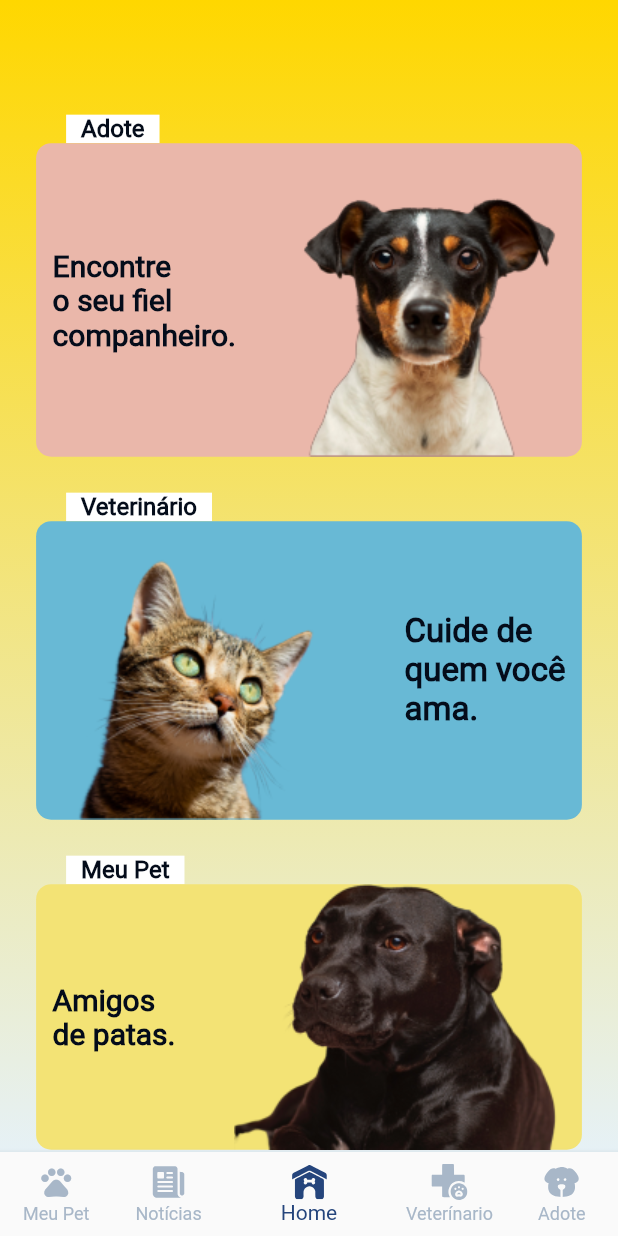
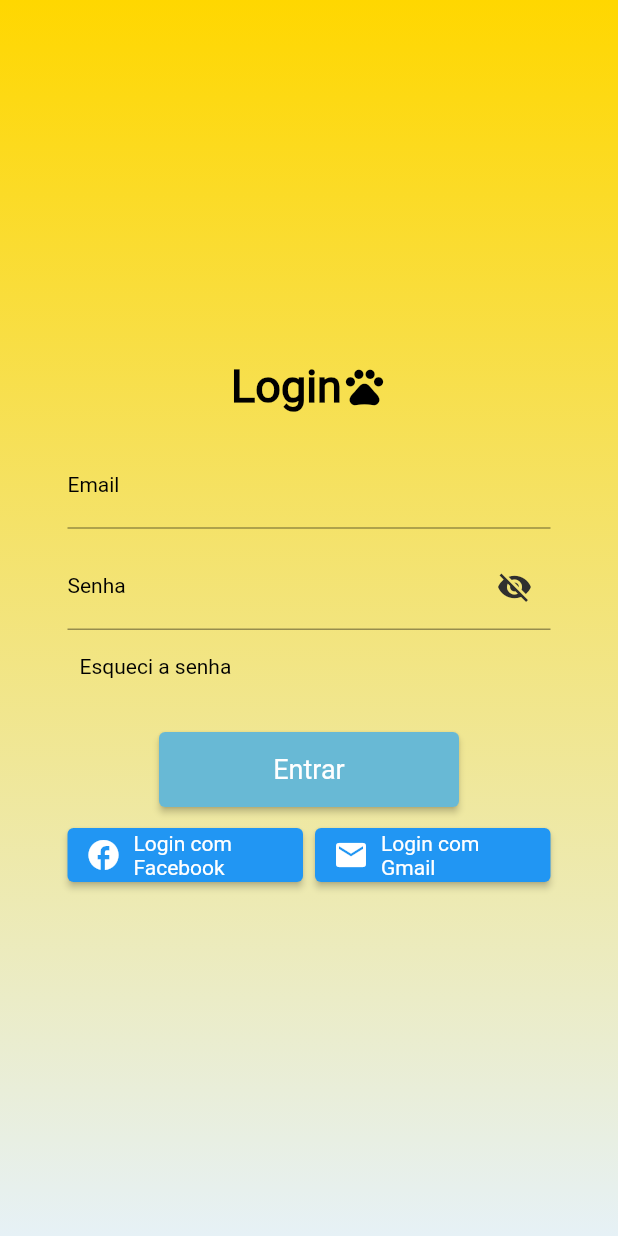
Before and after one commit to danielrgb23/amigo_peludo, a Flutter app: the screen it shows after launch, on a phone screen of 412 x 824 dp. Run offline on Flutter 3.47's test engine with Material 2 defaults, Android fonts, the phone set to English and light mode, and no system bars; our stand-ins replace cloud_firestore, firebase_core, flutter_svg; missing offline and left inert: validatorless; accounts and stored records are empty; Roboto replaces fonts that are missing (Raleway).

Commit message:
Login check

```diff
--- a/lib/Screens/Login/login.dart
+++ b/lib/Screens/Login/login.dart
@@ -1,104 +1,187 @@
+import 'package:amigo_peludo/components/bottomNavBar.dart';
 import 'package:flutter/material.dart';
+import 'package:amigo_peludo/Theme/ThemeColors.dart';
+import 'package:validatorless/validatorless.dart';
+import 'package:amigo_peludo/Screens/home/HomeScreen.dart';
 
-void main() {
-  runApp(LoginApp());
+class LoginUser extends StatefulWidget {
+  const LoginUser({Key? key}) : super(key: key);
+
+  @override
+  _LoginUserState createState() => _LoginUserState();
 }
 
-class LoginApp extends StatelessWidget {
+class _LoginUserState extends State<LoginUser> {
+  final _formKey = GlobalKey<FormState>();
+  final _email = TextEditingController();
+  final _password = TextEditingController();
+  bool _showPassword = false;
+
   @override
-  Widget build(BuildContext context) {
-    return MaterialApp(
-      title: 'Login',
-      home: LoginPage(),
-    );
+  void dispose() {
+    _email.dispose();
+    _password.dispose();
+    super.dispose();
   }
-}
-
-class LoginPage extends StatelessWidget {
   @override
   Widget build(BuildContext context) {
     return Scaffold(
       body: Container(
-        decoration: BoxDecoration(
-          gradient: LinearGradient(
-            colors: [Color.fromARGB(255, 241, 245, 24), Colors.yellow.shade300],
-            begin: Alignment.topCenter,
-            end: Alignment.bottomCenter,
-          ),
-        ),
+        decoration: const BoxDecoration(gradient: ThemeColors.primary),
         child: Center(
+          child: Container(
+            padding: const EdgeInsets.all(5),
+            child: SingleChildScrollView(
+              child: Padding(
+                padding: const EdgeInsets.only(left: 40, right: 40, top: 10),
+                child: Form(
+                  key: _formKey,
                   child: Column(
+                    mainAxisAlignment: MainAxisAlignment.center,
+                    children: <Widget>[
+                      const Row(
                         mainAxisAlignment: MainAxisAlignment.center,
                         children: <Widget>[
                           Text(
                             'Login',
                             style: TextStyle(
-                  fontSize: 24,
+                              fontSize: 30,
                               fontWeight: FontWeight.bold,
-                  color: Colors.white,
+                              color: Colors.black,
                             ),
                           ),
-              SizedBox(height: 20),
+                          Icon(
+                            Icons.pets,
+                            size: 30,
+                            color: Colors.black,
+                          ),
+                        ],
+                      ),
+                      const SizedBox(
+                        height: 10,
+                      ),
                       Padding(
-                padding: const EdgeInsets.symmetric(horizontal: 20),
-                child: TextField(
-                  decoration: InputDecoration(
-                    hintText: 'E-mail',
-                    filled: true,
-                    fillColor: Colors.white,
-                    border: OutlineInputBorder(),
+                        padding: const EdgeInsets.only(top: 10),
+                        child: TextFormField(
+                          style: const TextStyle(
+                            color: Colors.black,
+                          ),
+                          validator: Validatorless.multiple([
+                            Validatorless.required("Informe seu e-mail"),
+                            Validatorless.email("E-mail inválido"),
+                          ]),
+                          decoration: const InputDecoration(
+                            labelText: "Email",
+                            hintText: "abcd@abcd.com",
+                            hintStyle:
+                                TextStyle(fontSize: 12, color: Colors.black),
+                            labelStyle: TextStyle(
+                              fontSize: 14,
+                              color: Colors.black,
+                            ),
+                            focusedBorder: UnderlineInputBorder(
+                              borderSide: BorderSide(
+                                color: Color.fromARGB(220, 48, 47, 47),
                               ),
                             ),
                           ),
-              SizedBox(height: 10),
+                          onChanged: (value) {},
+                          controller: _email,
+                        ),
+                      ),
                       Padding(
-                padding: const EdgeInsets.symmetric(horizontal: 20),
-                child: TextField(
-                  obscureText: true,
+                        padding: const EdgeInsets.only(top: 10),
+                        child: TextFormField(
+                          style: const TextStyle(
+                            color: Colors.black,
+                          ),
+                          validator: Validatorless.multiple([
+                            Validatorless.required("A senha é obrigatória"),
+                          ]),
                           decoration: InputDecoration(
-                    hintText: 'Senha',
-                    filled: true,
-                    fillColor: Colors.white,
-                    border: OutlineInputBorder(),
+                            labelText: "Senha",
+                            hintText: "*******",
+                            hintStyle: const TextStyle(
+                                fontSize: 12, color: Colors.black),
+                            labelStyle: const TextStyle(
+                              fontSize: 14,
+                              color: Colors.black,
+                            ),
+                            suffixIcon: GestureDetector(
+                                child: Icon(
+                                  _showPassword == false
+                                      ? Icons.visibility_off
+                                      : Icons.visibility,
+                                  color: Color.fromARGB(255, 48, 47, 47),
+                                ),
+                                onTap: () {
+                                  setState(() {
+                                    _showPassword = !_showPassword;
+                                  });
+                                }),
+                            focusedBorder: const UnderlineInputBorder(
+                              borderSide: BorderSide(
+                                color: Color.fromARGB(220, 248, 248, 248),
                               ),
                             ),
                           ),
-              SizedBox(height: 10),
-              TextButton(
-                onPressed: () {},
-                child: Text(
-                  'Esqueci minha senha',
-                  style: TextStyle(
-                    color: Colors.white,
+                          obscureText: _showPassword == false ? true : false,
+                          onChanged: (value) {},
+                          controller: _password,
                         ),
                       ),
+                      Row(
+                        mainAxisAlignment: MainAxisAlignment.spaceBetween,
+                        children: <Widget>[
+                          Container(
+                            alignment: Alignment.centerRight,
+                            child: TextButton(
+                              child: const Text(
+                                "Esqueci a senha",
+                                style: TextStyle(
+                                  color: Colors.black,
+                                ),
+                              ),
+                              onPressed: () {},
+                            ),
+                          ),
+                        ],
                       ),
                       SizedBox(height: 20),
                       ElevatedButton(
-                onPressed: () {},
+                        onPressed: () {
+                          Navigator.push(
+                              context,
+                              MaterialPageRoute(
+                                  builder: (context) => const Home(page: 2)));
+                        },
                         style: ElevatedButton.styleFrom(
-                  primary: Colors.blue, // Cor de fundo azul
-                  minimumSize: Size(200, 50), // Largura e altura do botão
+                          primary: ThemeColors.blue,
+                          minimumSize: Size(200, 50),
                         ),
-                child: Text(
+                        child: const Text(
                           'Entrar',
                           style: TextStyle(fontSize: 18),
                         ),
                       ),
-              SizedBox(height: 20),
+                      const SizedBox(height: 8),
                       Row(
                         mainAxisAlignment: MainAxisAlignment.center,
                         children: <Widget>[
-                  ElevatedButton.icon(
+                          Expanded(
+                            child: ElevatedButton.icon(
                               onPressed: () {},
                               icon: Icon(Icons.facebook),
                               label: Text('Login com Facebook'),
                             ),
-                  SizedBox(width: 10),
-                  ElevatedButton.icon(
+                          ),
+                          SizedBox(width: 8),
+                          Expanded(
+                            child: ElevatedButton.icon(
                               onPressed: () {},
                               icon: Icon(Icons.mail),
                               label: Text('Login com Gmail'),
+                            ),
                           ),
                         ],
                       ),
@@ -106,6 +189,10 @@ class LoginPage extends StatelessWidget {
                   ),
                 ),
               ),
+            ),
+          ),
+        ),
+      ),
     );
   }
 }
--- a/lib/main.dart
+++ b/lib/main.dart
@@ -1,9 +1,11 @@
+import 'package:amigo_peludo/Screens/Login/login.dart';
 import 'package:amigo_peludo/components/bottomNavBar.dart';
 import 'package:amigo_peludo/Theme/ThemeData.dart';
 import 'package:flutter/material.dart';
 import 'firebase_options.dart';
 import 'package:cloud_firestore/cloud_firestore.dart';
 import 'package:firebase_core/firebase_core.dart';
+import 'package:amigo_peludo/Screens/Login/login.dart';
 
 void main() async {
   WidgetsFlutterBinding.ensureInitialized();
@@ -28,7 +30,7 @@ class MyApp extends StatelessWidget {
     return MaterialApp(
       title: 'Flutter Demo',
       theme: themeData,
-      home: Home(page: 2),
+      home: LoginUser(),
     );
   }
 }
--- a/pubspec.yaml
+++ b/pubspec.yaml
@@ -30,6 +30,7 @@ environment:
 dependencies:
   flutter:
     sdk: flutter
+  validatorless: ^1.2.3
 
 
   # The following adds the Cupertino Icons font to your application.
@@ -42,6 +43,7 @@ dependencies:
   provider: ^6.0.5
   sqflite: ^2.3.0
   flutter_svg: ^2.0.7
+  devtools: ^2.8.0
 
 dev_dependencies:
   flutter_test:
```
Also changed, not shown: lib/Screens/Login/resetpassword.dart (added), pubspec.lock. Lines whose indentation alone changed are shown as unchanged.
